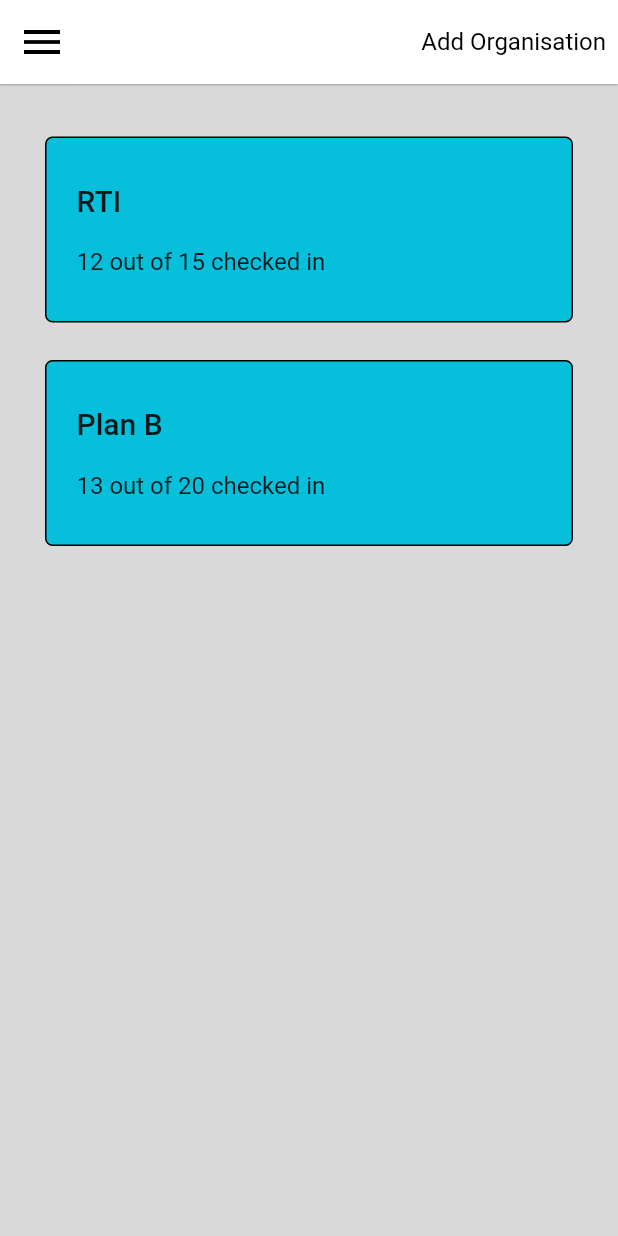
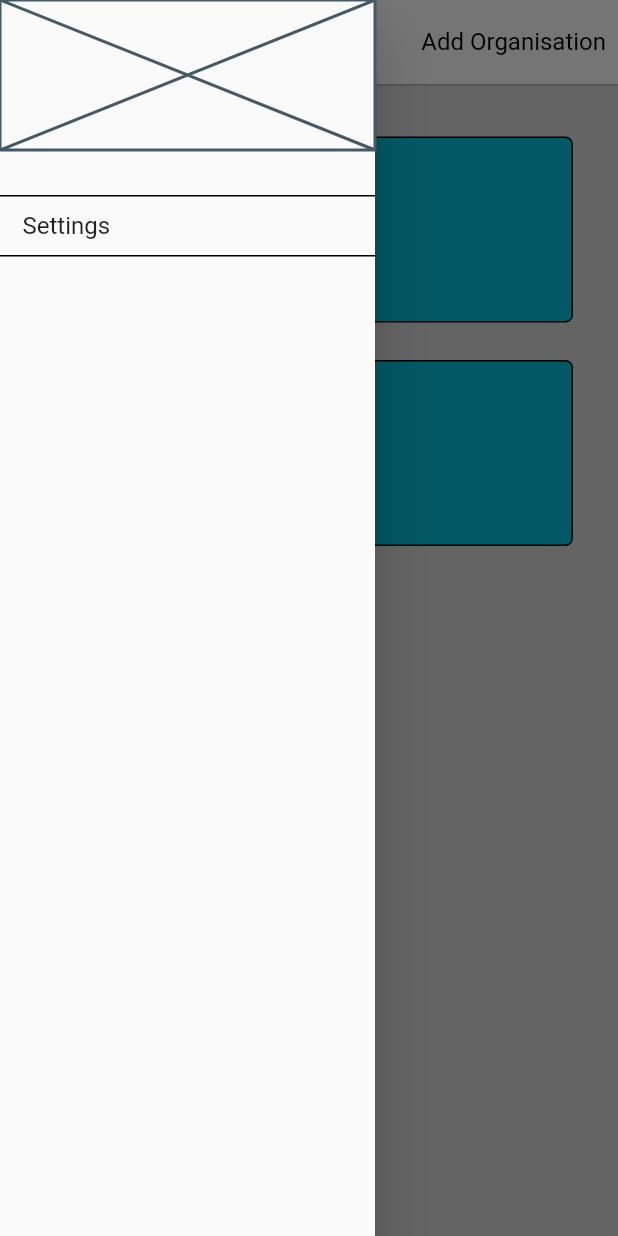
Before and after one commit to isaacclinton/check_in, a Flutter app: the EmployerHomePage screen opened directly, after a tap on the "menu" icon, on a phone screen of 412 x 824 dp. Run offline on Flutter 3.47's test engine with Material 2 defaults, Android fonts, the phone set to English and light mode, and no system bars; missing offline and left inert: flutter_verification_code_field.

Commit message:
Added SideMenu to EmployerHomePage

```diff
--- a/lib/employer_home_page/view/employer_home_page.dart
+++ b/lib/employer_home_page/view/employer_home_page.dart
@@ -26,7 +26,9 @@ const statuses = <BusinessCheckInStatus>[
 ];
 
 class EmployerHomePage extends StatelessWidget {
-  const EmployerHomePage({super.key});
+  EmployerHomePage({super.key});
+
+  final GlobalKey<ScaffoldState> _key = GlobalKey();
 
   @override
   Widget build(BuildContext context) {
@@ -35,6 +37,32 @@ class EmployerHomePage extends StatelessWidget {
       height: size.height,
       width: size.width,
       child: Scaffold(
+        key: _key,
+        drawer: Drawer(
+          width: 250,
+          child: SafeArea(
+            child: ListView(
+              children: [
+                const Column(
+                  crossAxisAlignment: CrossAxisAlignment.center,
+                  children: [
+                    Placeholder(
+                      fallbackHeight: 100,
+                      fallbackWidth: 100,
+                    ),
+                  ],
+                ),
+                const SizedBox(height: 30),
+                SideMenuItem(
+                  name: "Settings",
+                  onTap: () {
+                    Navigator.of(context).pop();
+                  },
+                ),
+              ],
+            ),
+          ),
+        ),
         backgroundColor: const Color(0xFFD9D9D9),
         appBar: AppBar(
           backgroundColor: Colors.white,
@@ -66,7 +94,9 @@ class EmployerHomePage extends StatelessWidget {
               color: Colors.black,
               size: 32,
             ),
-            onPressed: () {},
+            onPressed: () {
+              _key.currentState!.openDrawer();
+            },
           ),
         ),
         body: SafeArea(
@@ -80,6 +110,36 @@ class EmployerHomePage extends StatelessWidget {
               ],
             ),
           ),
+        ),
+      ),
+    );
+  }
+}
+
+class SideMenuItem extends StatelessWidget {
+  const SideMenuItem({
+    super.key,
+    required this.name,
+    this.onTap,
+  });
+
+  final String name;
+  final void Function()? onTap;
+
+  @override
+  Widget build(BuildContext context) {
+    return InkWell(
+      onTap: onTap,
+      child: Container(
+        padding: const EdgeInsets.symmetric(vertical: 10, horizontal: 15),
+        decoration: const BoxDecoration(
+          border: Border.symmetric(
+            horizontal: BorderSide(),
+          ),
+        ),
+        child: const Text(
+          "Settings",
+          style: TextStyle(fontSize: 16),
         ),
       ),
     );
--- a/lib/subscription_page/view/subscription_page.dart
+++ b/lib/subscription_page/view/subscription_page.dart
@@ -112,7 +112,7 @@ class SubscriptionPage extends StatelessWidget {
                                         Navigator.of(context).push(
                                           MaterialPageRoute(
                                             builder: (context) =>
-                                                const EmployerHomePage(),
+                                                EmployerHomePage(),
                                           ),
                                         );
                                       },
```
